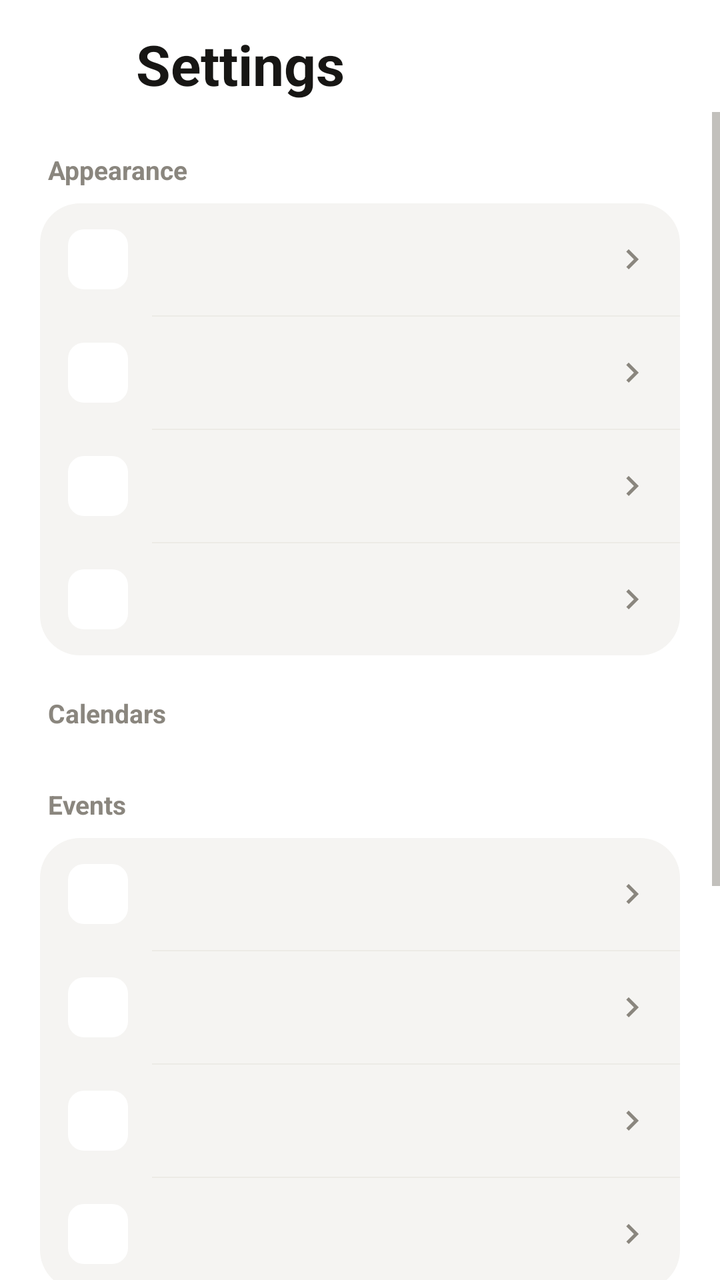
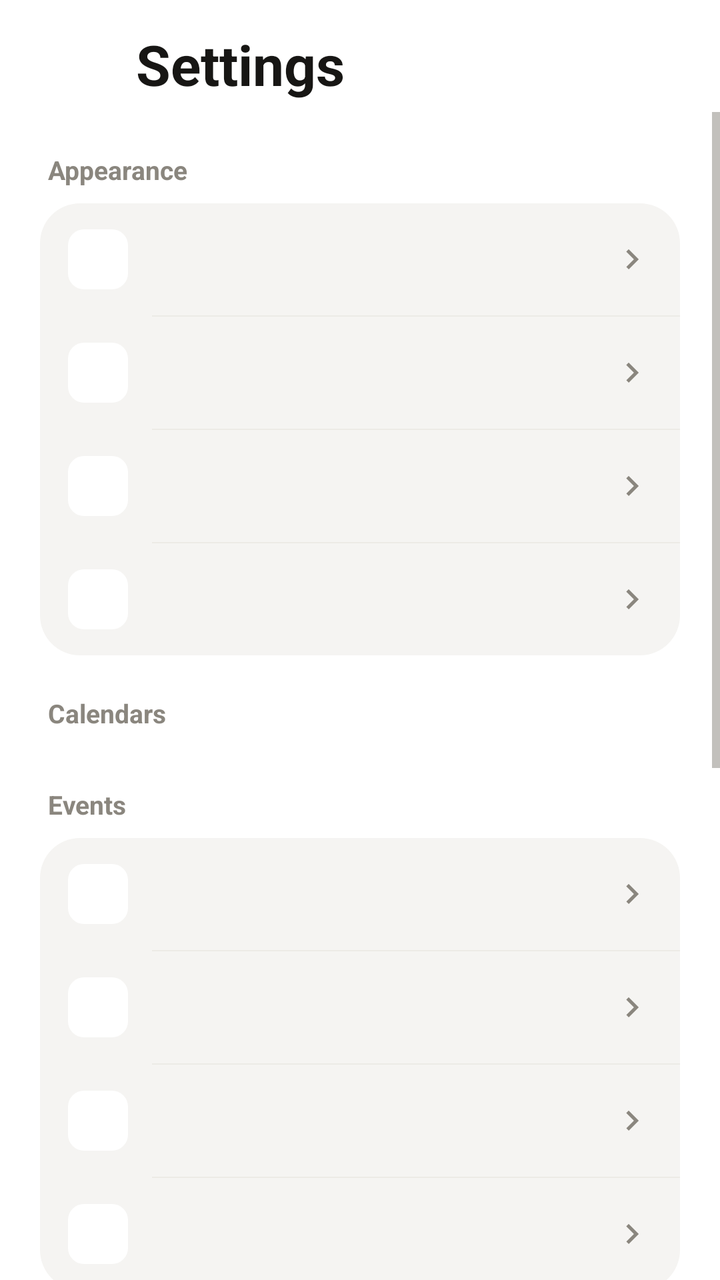

An Android layout rendered at two revisions. The XML below is the earlier revision; the diff shows what the commit changed to produce the second picture.
<!-- AndroidManifest.xml: application theme Theme.Takvim -->
<!-- res/layout/activity_ayarlar.xml -->
<?xml version="1.0" encoding="utf-8"?>
<LinearLayout xmlns:android="http://schemas.android.com/apk/res/android"
    xmlns:app="http://schemas.android.com/apk/res-auto"
    android:layout_width="match_parent"
    android:layout_height="match_parent"
    android:background="@color/zemin"
    android:fitsSystemWindows="true"
    android:orientation="vertical">

    <LinearLayout
        android:layout_width="match_parent"
        android:layout_height="wrap_content"
        android:gravity="center_vertical"
        android:orientation="horizontal"
        android:paddingLeft="12dp"
        android:paddingTop="8dp"
        android:paddingRight="20dp">

        <ImageButton
            android:id="@+id/btnGeri"
            android:layout_width="48dp"
            android:layout_height="48dp"
            android:background="?attr/selectableItemBackgroundBorderless"
            android:contentDescription="@string/geri"
            android:src="@drawable/ic_geri"
            app:tint="@color/metin" />

        <TextView
            android:layout_width="wrap_content"
            android:layout_height="wrap_content"
            android:layout_marginLeft="8dp"
            android:text="@string/ayarlar"
            android:textColor="@color/metin"
            android:textSize="28sp"
            android:textStyle="bold" />
    </LinearLayout>

    <ScrollView
        android:layout_width="match_parent"
        android:layout_height="0dp"
        android:layout_weight="1">

        <LinearLayout
            android:layout_width="match_parent"
            android:layout_height="wrap_content"
            android:orientation="vertical"
            android:paddingLeft="20dp"
            android:paddingRight="20dp"
            android:paddingBottom="32dp">

            <TextView style="@style/BolumBasligi" android:text="@string/gorunum" />
            <LinearLayout style="@style/AyarKutusu">
                <include android:id="@+id/satirTema" layout="@layout/item_ayar" />
                <View style="@style/AyarAyraci" />
                <include android:id="@+id/satirBaslangicGorunum" layout="@layout/item_ayar" />
                <View style="@style/AyarAyraci" />
                <include android:id="@+id/satirHaftaBasi" layout="@layout/item_ayar" />
                <View style="@style/AyarAyraci" />
                <include android:id="@+id/satirHaftaNo" layout="@layout/item_ayar" />
            </LinearLayout>

            <TextView style="@style/BolumBasligi" android:text="@string/takvimler" />
            <LinearLayout
                android:id="@+id/takvimKutusu"
                style="@style/AyarKutusu" />

            <TextView style="@style/BolumBasligi" android:text="@string/etkinlikler" />
            <LinearLayout style="@style/AyarKutusu">
                <include android:id="@+id/satirVarsayilanTakvim" layout="@layout/item_ayar" />
                <View style="@style/AyarAyraci" />
                <include android:id="@+id/satirVarsayilanSure" layout="@layout/item_ayar" />
                <View style="@style/AyarAyraci" />
                <include android:id="@+id/satirVarsayilanHatirlatma" layout="@layout/item_ayar" />
                <View style="@style/AyarAyraci" />
                <include android:id="@+id/satirErteleme" layout="@layout/item_ayar" />
            </LinearLayout>

            <TextView style="@style/BolumBasligi" android:text="@string/guvenilirlik" />
            <LinearLayout style="@style/AyarKutusu">
                <include android:id="@+id/satirBildirim" layout="@layout/item_ayar" />
                <View style="@style/AyarAyraci" />
                <include android:id="@+id/satirIzin" layout="@layout/item_ayar" />
            </LinearLayout>

            <TextView style="@style/BolumBasligi" android:text="@string/hakkinda" />
            <LinearLayout style="@style/AyarKutusu">
                <include android:id="@+id/satirSurum" layout="@layout/item_ayar" />
            </LinearLayout>
        </LinearLayout>
    </ScrollView>
</LinearLayout>
<!-- res/layout/item_ayar.xml (included above) -->
<?xml version="1.0" encoding="utf-8"?>
<LinearLayout xmlns:android="http://schemas.android.com/apk/res/android"
    xmlns:app="http://schemas.android.com/apk/res-auto"
    android:layout_width="match_parent"
    android:layout_height="wrap_content"
    android:background="?attr/selectableItemBackground"
    android:gravity="center_vertical"
    android:orientation="horizontal"
    android:paddingLeft="14dp"
    android:paddingTop="13dp"
    android:paddingRight="14dp"
    android:paddingBottom="13dp">

    <ImageView
        android:id="@+id/ayarIkon"
        android:layout_width="30dp"
        android:layout_height="30dp"
        android:background="@drawable/bg_rozet"
        android:importantForAccessibility="no"
        android:padding="6dp" />

    <LinearLayout
        android:layout_width="0dp"
        android:layout_height="wrap_content"
        android:layout_marginStart="12dp"
        android:layout_weight="1"
        android:orientation="vertical">

        <TextView
            android:id="@+id/ayarBaslik"
            android:layout_width="match_parent"
            android:layout_height="wrap_content"
            android:textColor="@color/metin"
            android:textSize="15sp" />

        <TextView
            android:id="@+id/ayarOzet"
            android:layout_width="match_parent"
            android:layout_height="wrap_content"
            android:ellipsize="end"
            android:maxLines="2"
            android:textColor="@color/metin_ikincil"
            android:textSize="12sp"
            android:visibility="gone" />
    </LinearLayout>

    
    <androidx.appcompat.widget.SwitchCompat
        android:id="@+id/ayarAnahtar"
        android:layout_width="wrap_content"
        android:layout_height="wrap_content"
        android:layout_marginStart="8dp"
        android:background="@null"
        android:clickable="false"
        android:focusable="false"
        android:importantForAccessibility="no"
        android:thumb="@drawable/anahtar_topuz"
        android:visibility="gone"
        app:track="@drawable/anahtar_ray" />

    <ImageView
        android:id="@+id/ayarChevron"
        android:layout_width="20dp"
        android:layout_height="20dp"
        android:importantForAccessibility="no"
        android:src="@drawable/ic_chevron" />

</LinearLayout>
<!-- resources referenced by this layout -->
<resources>
  <color name="metin">#171614</color>
  <color name="metin_ikincil">#8A867E</color>
  <color name="zemin">#FFFFFF</color>
  <!-- drawable anahtar_ray (drawable) -->
  <?xml version="1.0" encoding="utf-8"?>
  <shape xmlns:android="http://schemas.android.com/apk/res/android" android:shape="rectangle">
      <corners android:radius="15dp" />
      <size android:width="50dp" android:height="30dp" />
      <solid android:color="#FFFFFFFF" />
  </shape>
  <!-- drawable anahtar_topuz (drawable) -->
  <?xml version="1.0" encoding="utf-8"?>
  <layer-list xmlns:android="http://schemas.android.com/apk/res/android">
      <item>
          <shape android:shape="oval">
              <size android:width="30dp" android:height="30dp" />
              <solid android:color="#00000000" />
          </shape>
      </item>
      <item android:bottom="3dp" android:left="3dp" android:right="3dp" android:top="3dp">
          <shape android:shape="oval">
              <solid android:color="#FFFFFFFF" />
          </shape>
      </item>
  </layer-list>
  <!-- drawable bg_rozet (drawable) -->
  <?xml version="1.0" encoding="utf-8"?>
  <shape xmlns:android="http://schemas.android.com/apk/res/android" android:shape="rectangle">
      <solid android:color="#FFFFFF" />
      <corners android:radius="8dp" />
  </shape>
  <!-- drawable ic_chevron (drawable) -->
  <?xml version="1.0" encoding="utf-8"?>
  <vector xmlns:android="http://schemas.android.com/apk/res/android"
      android:width="20dp" android:height="20dp"
      android:viewportWidth="24" android:viewportHeight="24"
      android:tint="@color/metin_ikincil">
      <path android:fillColor="#FF000000"
          android:pathData="M10,6L8.59,7.41 13.17,12l-4.58,4.59L10,18l6,-6z"/>
  </vector>
  <!-- drawable ic_geri (drawable) -->
  <?xml version="1.0" encoding="utf-8"?>
  <vector xmlns:android="http://schemas.android.com/apk/res/android"
      android:width="22dp" android:height="22dp"
      android:viewportWidth="24" android:viewportHeight="24">
      <path android:strokeColor="#FFFFFFFF" android:strokeWidth="2.2" android:strokeLineCap="round"
          android:strokeLineJoin="round"
          android:pathData="M15,5l-7,7 7,7" />
  </vector>
  <string name="ayarlar">Settings</string>
  <string name="etkinlikler">Events</string>
  <string name="geri">Back</string>
  <string name="gorunum">Appearance</string>
  <string name="guvenilirlik">Reliability</string>
  <string name="hakkinda">About</string>
  <string name="takvimler">Calendars</string>
  <style name="AyarAyraci">
          <item name="android:layout_width">match_parent</item>
          <item name="android:layout_height">0.5dp</item>
          <item name="android:layout_marginLeft">56dp</item>
          <item name="android:background">@color/ayrac</item>
      </style>
  <style name="AyarKutusu">
          <item name="android:layout_width">match_parent</item>
          <item name="android:layout_height">wrap_content</item>
          <item name="android:background">@drawable/bg_kart</item>
          <item name="android:orientation">vertical</item>
      </style>
  <style name="BolumBasligi">
          <item name="android:layout_width">match_parent</item>
          <item name="android:layout_height">wrap_content</item>
          <item name="android:layout_marginTop">20dp</item>
          <item name="android:layout_marginBottom">8dp</item>
          <item name="android:paddingLeft">4dp</item>
          <item name="android:textColor">@color/metin_ikincil</item>
          <item name="android:textSize">13sp</item>
          <item name="android:textStyle">bold</item>
      </style>
  <style name="Theme.Takvim" parent="Theme.Ekosistem" />
  <color name="ayrac">#ECEAE6</color>
  <!-- drawable bg_kart (drawable) -->
  <?xml version="1.0" encoding="utf-8"?>
  <shape xmlns:android="http://schemas.android.com/apk/res/android" android:shape="rectangle">
      <solid android:color="@color/kart" />
      <corners android:radius="20dp" />
  </shape>
  <color name="kart">#F5F4F2</color>
  <color name="vurgu">#0F766E</color>
  <!-- unchanged entries left out for length: 1 -->
</resources>

<!-- the commit's change to res/layout/activity_ayarlar.xml (unified diff, before → after) -->
@@ -82,6 +82,13 @@
                 <include android:id="@+id/satirIzin" layout="@layout/item_ayar" />
             </LinearLayout>
 
+            <TextView style="@style/BolumBasligi" android:text="@string/yedek_bolum" />
+            <LinearLayout style="@style/AyarKutusu">
+                <include android:id="@+id/satirIceAktar" layout="@layout/item_ayar" />
+                <View style="@style/AyarAyraci" />
+                <include android:id="@+id/satirDisaAktar" layout="@layout/item_ayar" />
+            </LinearLayout>
+
             <TextView style="@style/BolumBasligi" android:text="@string/hakkinda" />
             <LinearLayout style="@style/AyarKutusu">
                 <include android:id="@+id/satirSurum" layout="@layout/item_ayar" />
<!-- resource entries referenced after the edit -->
@@ -56,6 +56,7 @@
   <string name="guvenilirlik">Reliability</string>
   <string name="hakkinda">About</string>
   <string name="takvimler">Calendars</string>
+  <string name="yedek_bolum">Import and backup</string>
   <style name="AyarAyraci">
           <item name="android:layout_width">match_parent</item>
           <item name="android:layout_height">0.5dp</item>
